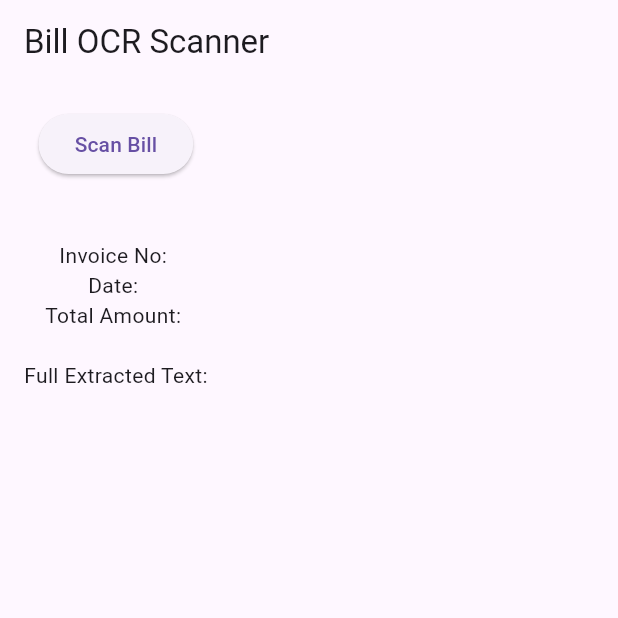
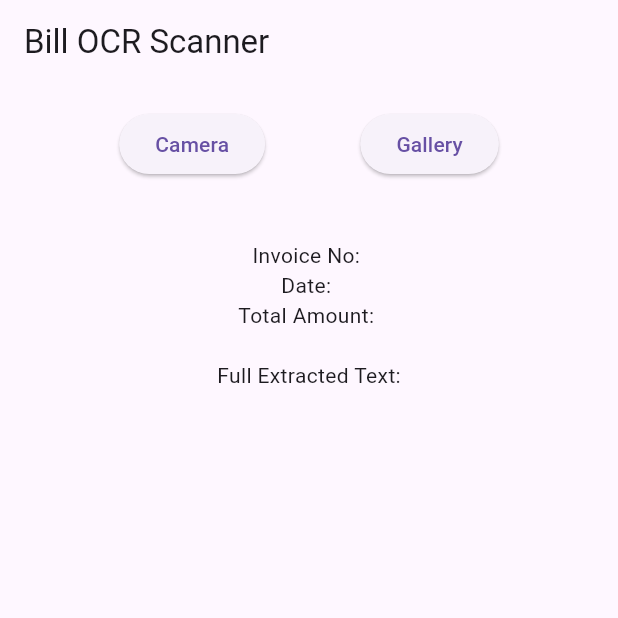
Before and after one commit to Vishnu-prakashC/Consultancy-Textile-Billing-System, a Flutter app: the screen it shows after launch, on a phone screen of 412 x 824 dp, the top half of it. Run offline on Flutter 3.47's test engine with Material 3 defaults, Android fonts, the phone set to English and light mode, and no system bars; our stand-ins replace image_picker; missing offline and left inert: google_mlkit_text_recognition.

Commit message:
support bill scan from camera and gallery

```diff
--- a/mobile_ocr/lib/main.dart
+++ b/mobile_ocr/lib/main.dart
@@ -22,8 +22,8 @@ class _OCRScreenState extends State<OCRScreen> {
   String date = "";
   String total = "";
 
-  Future<void> pickImage() async {
-    final picked = await ImagePicker().pickImage(source: ImageSource.camera);
+  Future<void> pickImage(ImageSource source) async {
+    final picked = await ImagePicker().pickImage(source: source);
 
     if (picked != null) {
       imageFile = File(picked.path);
@@ -64,9 +64,18 @@ class _OCRScreenState extends State<OCRScreen> {
         padding: EdgeInsets.all(16),
         child: Column(
           children: [
-            ElevatedButton(
-              onPressed: pickImage,
-              child: Text("Scan Bill"),
+            Row(
+              mainAxisAlignment: MainAxisAlignment.spaceEvenly,
+              children: [
+                ElevatedButton(
+                  onPressed: () => pickImage(ImageSource.camera),
+                  child: Text("Camera"),
+                ),
+                ElevatedButton(
+                  onPressed: () => pickImage(ImageSource.gallery),
+                  child: Text("Gallery"),
+                ),
+              ],
             ),
             SizedBox(height: 20),
             if (imageFile != null)
```
Also changed, not shown: 1 other file.
